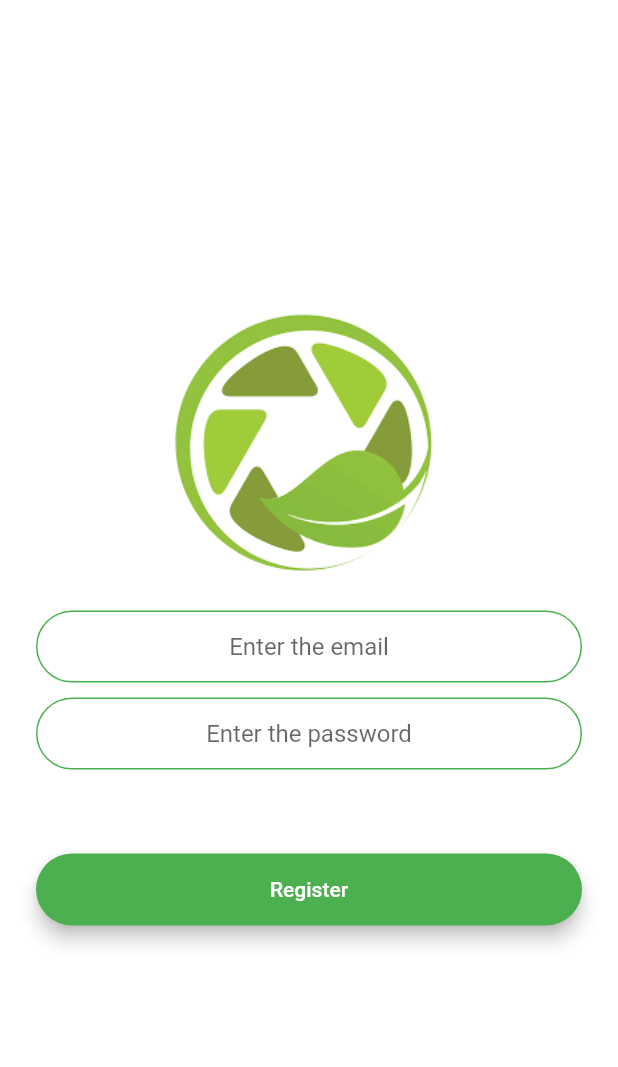
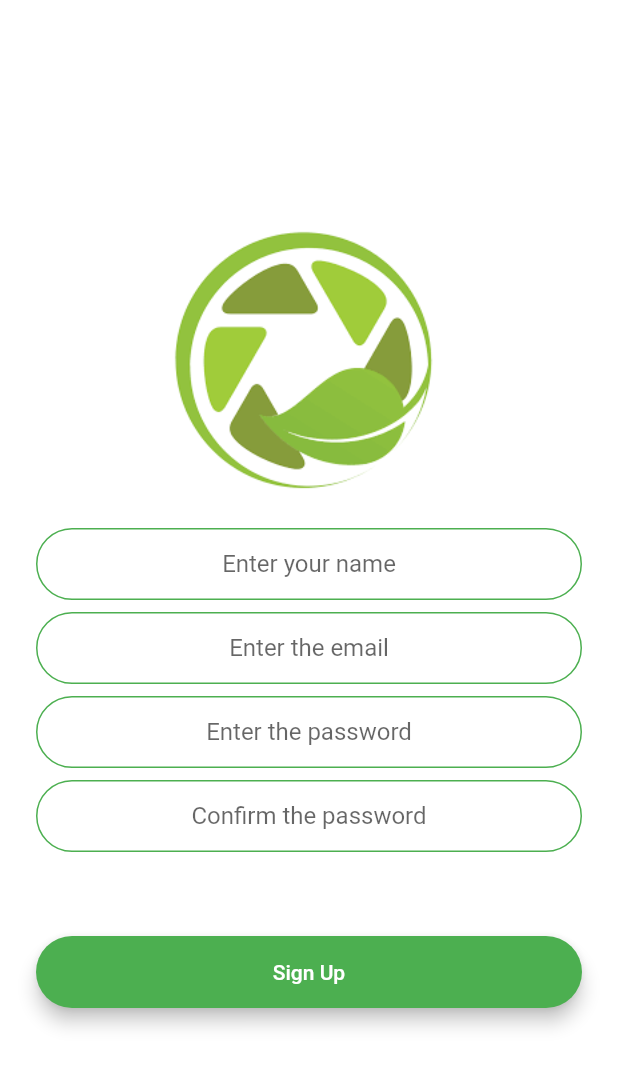
Before and after one commit to sabanansari/Intern-Task, a Flutter app: the RegistrationScreen screen opened by its route, on a phone screen of 412 x 824 dp. Shown: the top 1067 px of the screen. Run offline on Flutter 3.47's test engine with Material 2 defaults, Android fonts, the phone set to English and light mode, and no system bars; our stand-ins replace animated_text_kit, firebase_auth, image_picker, modal_progress_hud, random_string; accounts and stored records are empty.

```diff
--- a/lib/screens/images_screen.dart
+++ b/lib/screens/images_screen.dart
@@ -115,6 +115,8 @@ class _ImagesScreenState extends State<ImagesScreen> {
 
   @override
   Widget build(BuildContext context) {
-    return image == null ? buildSplashScreen() : buildImageScreen();
+    return image == null
+        ? Center(child: SingleChildScrollView(child: buildSplashScreen()))
+        : buildImageScreen();
   }
 }
--- a/lib/screens/registration_screen.dart
+++ b/lib/screens/registration_screen.dart
@@ -3,6 +3,7 @@ import 'package:interns_task/constants.dart';
 import 'package:interns_task/widgets/enter_button.dart';
 import 'package:firebase_auth/firebase_auth.dart';
 import 'package:interns_task/screens/home_screen.dart';
+import 'package:modal_progress_hud/modal_progress_hud.dart';
 
 class RegistrationScreen extends StatefulWidget {
   static String id = 'registration';
@@ -13,13 +14,28 @@ class RegistrationScreen extends StatefulWidget {
 
 class _RegistrationScreenState extends State<RegistrationScreen> {
   final _auth = FirebaseAuth.instance;
+  bool showSpinner = false;
   String email;
   String password;
+  String confirmPassword;
+  String name;
+
+  @override
+  void initState() {
+    setState(() {
+      password = confirmPassword;
+    });
+
+    super.initState();
+  }
+
   @override
   Widget build(BuildContext context) {
     return Scaffold(
       backgroundColor: Colors.white,
-      body: Padding(
+      body: ModalProgressHUD(
+        inAsyncCall: showSpinner,
+        child: Padding(
           padding: EdgeInsets.symmetric(horizontal: 24.0),
           child: Column(
             mainAxisAlignment: MainAxisAlignment.center,
@@ -38,6 +54,17 @@ class _RegistrationScreenState extends State<RegistrationScreen> {
                 height: 8.0,
               ),
               TextField(
+                onChanged: (value) {
+                  name = value;
+                },
+                textAlign: TextAlign.center,
+                decoration:
+                    kTextFieldDecoration.copyWith(hintText: 'Enter your name'),
+              ),
+              SizedBox(
+                height: 8.0,
+              ),
+              TextField(
                 keyboardType: TextInputType.emailAddress,
                 onChanged: (value) {
                   email = value;
@@ -47,7 +74,7 @@ class _RegistrationScreenState extends State<RegistrationScreen> {
                     kTextFieldDecoration.copyWith(hintText: 'Enter the email'),
               ),
               SizedBox(
-              height: 10.0,
+                height: 8.0,
               ),
               TextField(
                 obscureText: true,
@@ -55,19 +82,38 @@ class _RegistrationScreenState extends State<RegistrationScreen> {
                   password = value;
                 },
                 textAlign: TextAlign.center,
-              decoration:
-                  kTextFieldDecoration.copyWith(hintText: 'Enter the password'),
+                decoration: kTextFieldDecoration.copyWith(
+                    hintText: 'Enter the password'),
+              ),
+              SizedBox(
+                height: 8.0,
+              ),
+              TextField(
+                obscureText: true,
+                onChanged: (value) {
+                  confirmPassword = value;
+                },
+                textAlign: TextAlign.center,
+                decoration: password == confirmPassword
+                    ? kTextFieldDecoration.copyWith(
+                        hintText: 'Confirm the password')
+                    : kTextFieldDecoration.copyWith(
+                        hintText: 'Re-enter Password'),
               ),
               SizedBox(
                 height: 48.0,
               ),
               EnterButton(
-              label: 'Register',
+                label: 'Sign Up',
                 colour: Colors.green,
                 onPressed: () async {
-                setState(() {});
+                  setState(() {
+                    showSpinner = true;
+                  });
+                  if (password == confirmPassword) {
                     try {
-                  final newUser = await _auth.createUserWithEmailAndPassword(
+                      final newUser =
+                          await _auth.createUserWithEmailAndPassword(
                               email: email, password: password);
                       if (newUser != null) {
                         Navigator.pushNamed(context, HomeScreen.id);
@@ -75,11 +121,18 @@ class _RegistrationScreenState extends State<RegistrationScreen> {
                     } catch (e) {
                       print(e);
                     }
+                  } else {
+                    Navigator.pushNamed(context, RegistrationScreen.id);
+                  }
+                  setState(() {
+                    showSpinner = false;
+                  });
                 },
               ),
             ],
           ),
         ),
+      ),
     );
   }
 }
--- a/lib/screens/welcome_screen.dart
+++ b/lib/screens/welcome_screen.dart
@@ -79,14 +79,14 @@ class _WelcomeScreenState extends State<WelcomeScreen>
               height: 48.0,
             ),
             EnterButton(
-              label: 'Login',
+              label: 'Sign In',
               colour: Colors.lightGreen,
               onPressed: () {
                 Navigator.pushNamed(context, LoginScreen.id);
               },
             ),
             EnterButton(
-              label: 'Register',
+              label: 'Sign Up',
               colour: Colors.green,
               onPressed: () {
                 Navigator.pushNamed(context, RegistrationScreen.id);
--- a/pubspec.yaml
+++ b/pubspec.yaml
@@ -34,6 +34,9 @@ dependencies:
   cloud_firestore: ^0.13.7
   image_picker: ^0.6.0+9
   http:
+  modal_progress_hud: ^0.1.3
+  url_launcher: ^5.5.0
+  random_string: ^2.1.0
 
 dev_dependencies:
   flutter_test:
```
Also changed, not shown: lib/choice.dart (+4 -5 lines), lib/screens/contact_screen.dart (+20 -3 lines), lib/screens/home_screen.dart (+11 -1 lines), lib/screens/login_screen.dart (+15 -6 lines), lib/screens/picture_screen.dart (added, +11 -0 lines), lib/screens/view_images_screen.dart (deleted, +0 -17 lines), lib/widgets/models.dart (added, +81 -0 lines), lib/widgets/networking.dart (added, +19 -0 lines), lib/widgets/post.dart (added, +22 -0 lines), lib/widgets/posts.dart (added, +62 -0 lines), pubspec.lock. Lines whose indentation alone changed are shown as unchanged.
